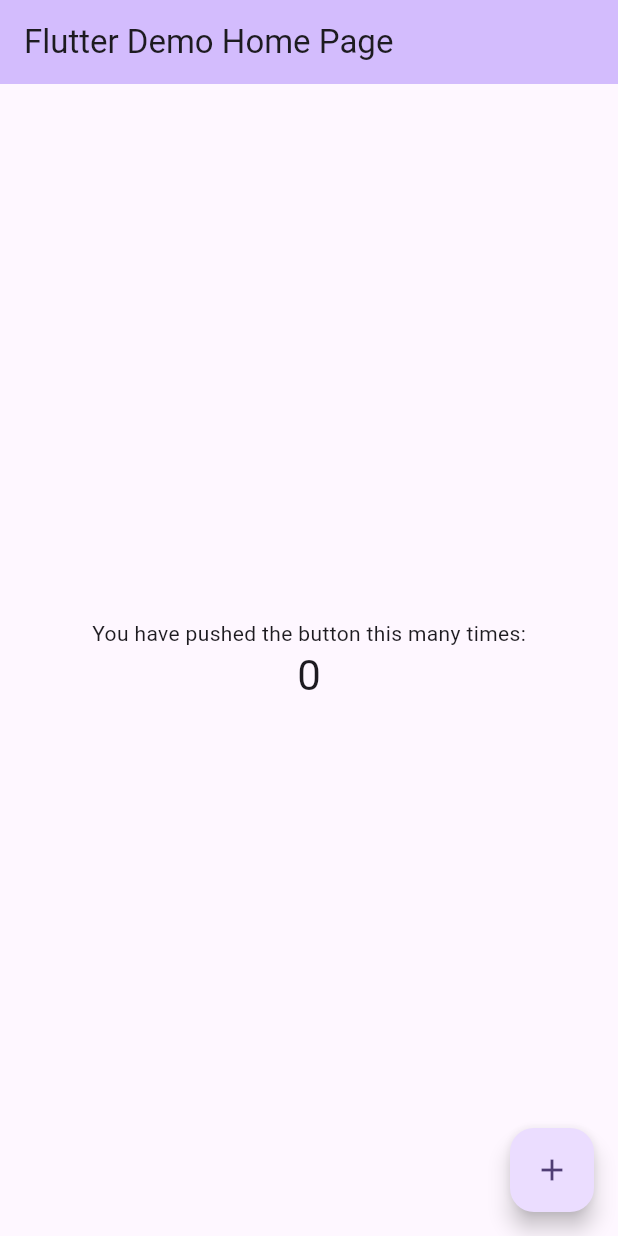
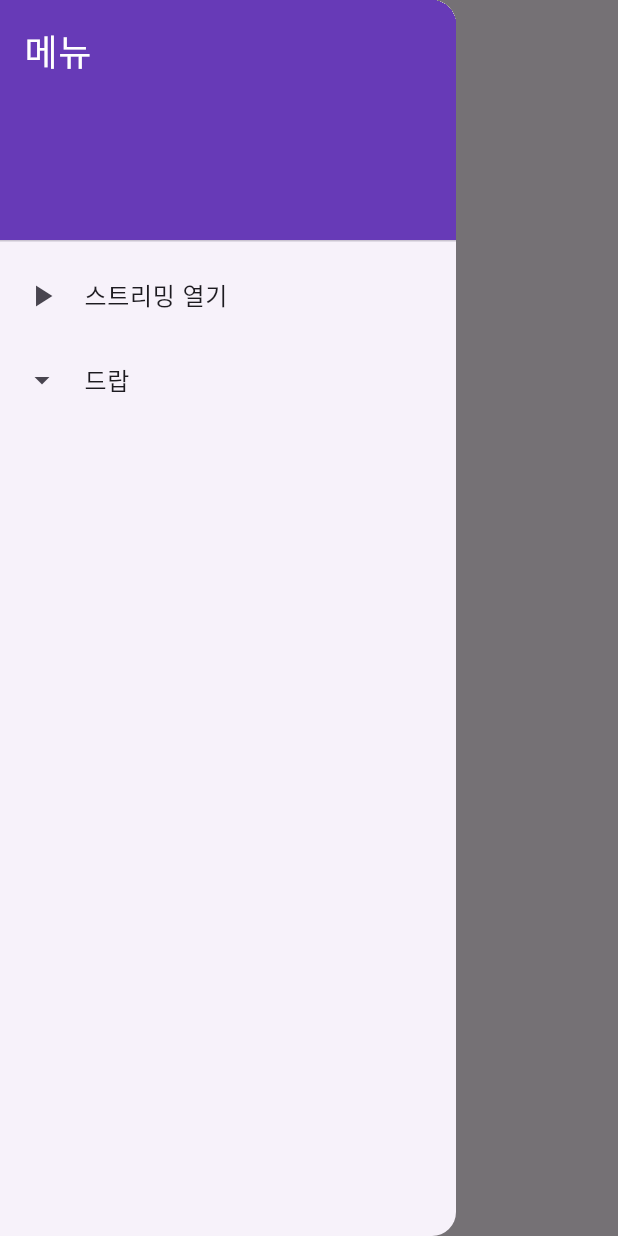
Before and after one commit to BarrelZebra2149/muse_mate, a Flutter app: the screen it shows after launch, with the side drawer open (before the commit the screen has no drawer), on a phone screen of 412 x 824 dp. Run offline on Flutter 3.47's test engine with Material 3 defaults, Android fonts, the phone set to English and light mode, and no system bars.

Commit message:
메뉴 추가

```diff
--- a/lib/main.dart
+++ b/lib/main.dart
@@ -1,122 +1,80 @@
 import 'package:flutter/material.dart';
+import 'package:muse_mate/drop_music.dart';
+import 'package:muse_mate/open_streaming.dart';
 
 void main() {
   runApp(const MyApp());
 }
 
-class MyApp extends StatelessWidget {
+class MyApp extends StatefulWidget {
   const MyApp({super.key});
 
-  // This widget is the root of your application.
+  @override
+  State<MyApp> createState() => _MyAppState();
+}
+
+class _MyAppState extends State<MyApp> {
   @override
   Widget build(BuildContext context) {
-    return MaterialApp(
-      title: 'Flutter Demo',
-      theme: ThemeData(
-        // This is the theme of your application.
-        //
-        // TRY THIS: Try running your application with "flutter run". You'll see
-        // the application has a purple toolbar. Then, without quitting the app,
-        // try changing the seedColor in the colorScheme below to Colors.green
-        // and then invoke "hot reload" (save your changes or press the "hot
-        // reload" button in a Flutter-supported IDE, or press "r" if you used
-        // the command line to start the app).
-        //
-        // Notice that the counter didn't reset back to zero; the application
-        // state is not lost during the reload. To reset the state, use hot
-        // restart instead.
-        //
-        // This works for code too, not just values: Most code changes can be
-        // tested with just a hot reload.
-        colorScheme: ColorScheme.fromSeed(seedColor: Colors.deepPurple),
-      ),
-      home: const MyHomePage(title: 'Flutter Demo Home Page'),
+    return const MaterialApp(
+      home: MyHomePage(),
     );
   }
 }
 
 class MyHomePage extends StatefulWidget {
-  const MyHomePage({super.key, required this.title});
-
-  // This widget is the home page of your application. It is stateful, meaning
-  // that it has a State object (defined below) that contains fields that affect
-  // how it looks.
-
-  // This class is the configuration for the state. It holds the values (in this
-  // case the title) provided by the parent (in this case the App widget) and
-  // used by the build method of the State. Fields in a Widget subclass are
-  // always marked "final".
-
-  final String title;
+  const MyHomePage({super.key});
 
   @override
   State<MyHomePage> createState() => _MyHomePageState();
 }
 
 class _MyHomePageState extends State<MyHomePage> {
-  int _counter = 0;
+  void _openStreaming() {
+    Navigator.push(
+      context,
+      MaterialPageRoute(builder: (context) => const OpenStreaming()),
+    );
+  }
 
-  void _incrementCounter() {
-    setState(() {
-      // This call to setState tells the Flutter framework that something has
-      // changed in this State, which causes it to rerun the build method below
-      // so that the display can reflect the updated values. If we changed
-      // _counter without calling setState(), then the build method would not be
-      // called again, and so nothing would appear to happen.
-      _counter++;
-    });
+  void _openDropMenu() {
+    Navigator.push(
+      context,
+      MaterialPageRoute(builder: (context) => const DropMusic()),
+    );
   }
 
   @override
   Widget build(BuildContext context) {
-    // This method is rerun every time setState is called, for instance as done
-    // by the _incrementCounter method above.
-    //
-    // The Flutter framework has been optimized to make rerunning build methods
-    // fast, so that you can just rebuild anything that needs updating rather
-    // than having to individually change instances of widgets.
     return Scaffold(
-      appBar: AppBar(
-        // TRY THIS: Try changing the color here to a specific color (to
-        // Colors.amber, perhaps?) and trigger a hot reload to see the AppBar
-        // change color while the other colors stay the same.
-        backgroundColor: Theme.of(context).colorScheme.inversePrimary,
-        // Here we take the value from the MyHomePage object that was created by
-        // the App.build method, and use it to set our appbar title.
-        title: Text(widget.title),
-      ),
-      body: Center(
-        // Center is a layout widget. It takes a single child and positions it
-        // in the middle of the parent.
-        child: Column(
-          // Column is also a layout widget. It takes a list of children and
-          // arranges them vertically. By default, it sizes itself to fit its
-          // children horizontally, and tries to be as tall as its parent.
-          //
-          // Column has various properties to control how it sizes itself and
-          // how it positions its children. Here we use mainAxisAlignment to
-          // center the children vertically; the main axis here is the vertical
-          // axis because Columns are vertical (the cross axis would be
-          // horizontal).
-          //
-          // TRY THIS: Invoke "debug painting" (choose the "Toggle Debug Paint"
-          // action in the IDE, or press "p" in the console), to see the
-          // wireframe for each widget.
-          mainAxisAlignment: MainAxisAlignment.center,
-          children: <Widget>[
-            const Text('You have pushed the button this many times:'),
-            Text(
-              '$_counter',
-              style: Theme.of(context).textTheme.headlineMedium,
+      drawer: Drawer(
+        child: ListView(
+          padding: EdgeInsets.zero,
+          children: [
+            const DrawerHeader(
+              decoration: BoxDecoration(color: Colors.deepPurple),
+              child: Text('메뉴', style: TextStyle(color: Colors.white, fontSize: 24)),
+            ),
+            ListTile(
+              leading: const Icon(Icons.play_arrow),
+              title: const Text('스트리밍 열기'),
+              onTap: () {
+                Navigator.pop(context);
+                _openStreaming();
+              },
+            ),
+            ListTile(
+              leading: const Icon(Icons.arrow_drop_down),
+              title: const Text('드랍'),
+              onTap: () {
+                Navigator.pop(context);
+                _openDropMenu();
+              },
             ),
           ],
         ),
       ),
-      floatingActionButton: FloatingActionButton(
-        onPressed: _incrementCounter,
-        tooltip: 'Increment',
-        child: const Icon(Icons.add),
-      ), // This trailing comma makes auto-formatting nicer for build methods.
+      appBar: AppBar(),
     );
   }
 }
```
Also changed, not shown: lib/drop_music.dart (added, +21 -0 lines), lib/open_streaming.dart (added, +21 -0 lines), lib/login.dart (added).
